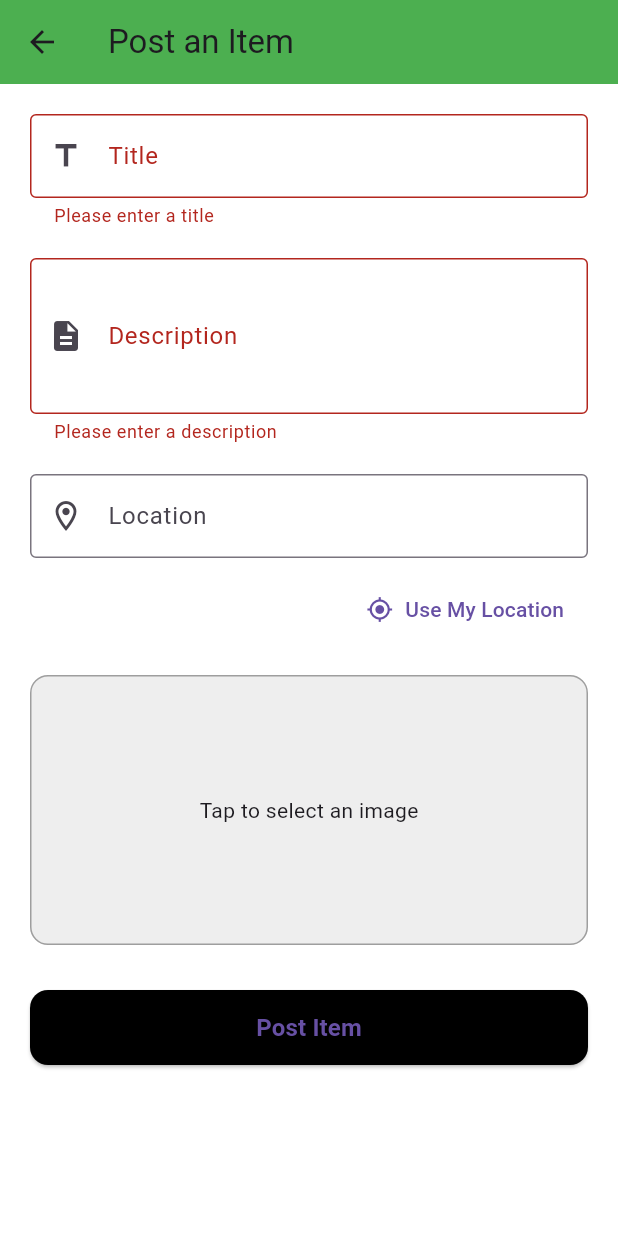
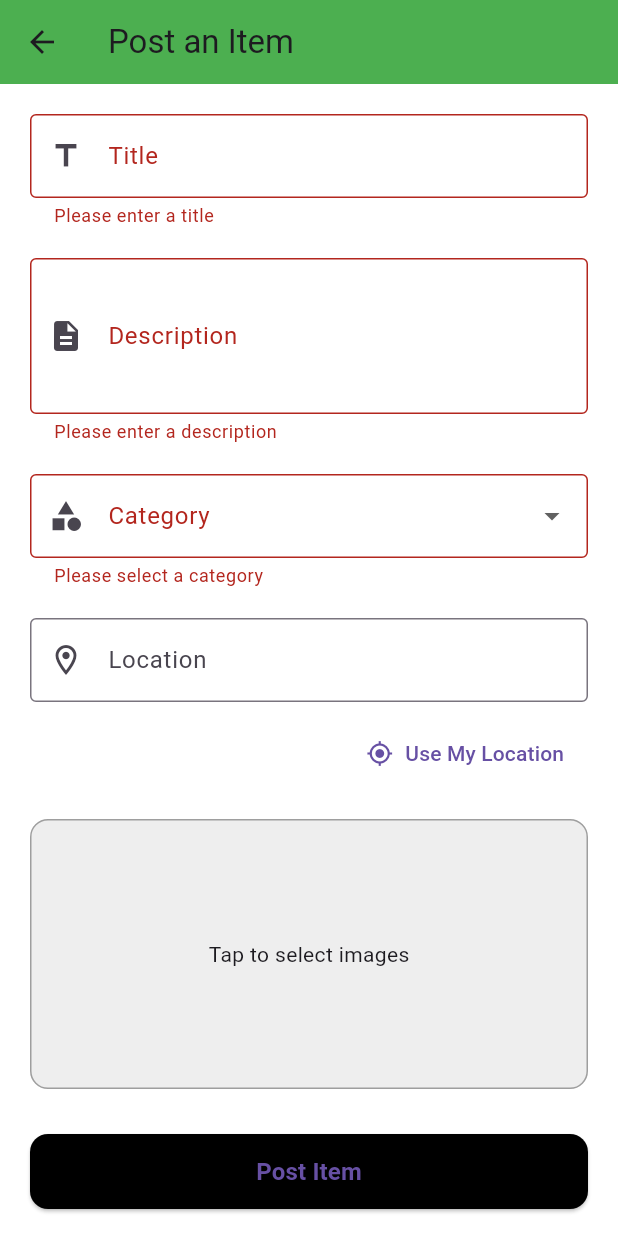
Before and after one commit to chitti-a7r4/giveit-away, a Flutter app: the PostScreen screen opened directly, after a tap on "Post Item", on a phone screen of 412 x 824 dp. Run offline on Flutter 3.47's test engine with Material 3 defaults, Android fonts, the light colour scheme and no system bars; our stand-ins replace carousel_slider, cloud_firestore, firebase_auth, firebase_core, firebase_storage, geocoding and 5 more; missing offline and left inert: firebase_app_check; accounts and stored records are empty.

Commit message:
i feel good

```diff
--- a/lib/screens/post_screen.dart
+++ b/lib/screens/post_screen.dart
@@ -1,10 +1,12 @@
 import 'dart:io';
+import 'package:cloud_firestore/cloud_firestore.dart';
 import 'package:firebase_storage/firebase_storage.dart';
 import 'package:flutter/material.dart';
 import 'package:image_picker/image_picker.dart';
 import 'package:logger/logger.dart';
 import 'package:geolocator/geolocator.dart';
 import 'package:geocoding/geocoding.dart';
+import 'package:image/image.dart' as img;  // Image package for compression
 
 final Logger _logger = Logger();
 
@@ -20,18 +22,75 @@ class _PostScreenState extends State<PostScreen> {
   final TextEditingController _titleController = TextEditingController();
   final TextEditingController _descriptionController = TextEditingController();
   final TextEditingController _locationController = TextEditingController();
-  File? _selectedImage;
+  final FirebaseStorage _storage = FirebaseStorage.instance;
+  File? _selectedImage1;
+  File? _selectedImage2;
+  File? _selectedImage3;
   final picker = ImagePicker();
-  final FirebaseStorage _storage = FirebaseStorage.instance;
 
-  Future<void> _pickImage() async {
-    final pickedFile = await picker.pickImage(source: ImageSource.gallery);
-    if (pickedFile != null) {
-      setState(() => _selectedImage = File(pickedFile.path));
-      _logger.i("Image selected: ${pickedFile.path}");
+  String? _category;
+  final List<String> _categories = ['Electronics', 'Furniture', 'Clothing', 'Books', 'Others'];
+
+  // Function to pick images from gallery
+  Future<void> _pickImages() async {
+    final pickedFiles = await picker.pickMultiImage();
+    setState(() {
+      if (pickedFiles.length > 0) {
+        _selectedImage1 = File(pickedFiles[0].path);
+      }
+      if (pickedFiles.length > 1) {
+        _selectedImage2 = File(pickedFiles[1].path);
+      }
+      if (pickedFiles.length > 2) {
+        _selectedImage3 = File(pickedFiles[2].path);
+      }
+    });
+    }
+
+  // Function to compress the image
+  Future<File?> _compressImage(File image) async {
+    try {
+      img.Image? imageFile = img.decodeImage(image.readAsBytesSync());
+      if (imageFile == null) {
+        _logger.e("Error decoding image");
+        return null;
+      }
+
+      img.Image compressedImage = img.copyResize(imageFile, width: 800);
+      List<int> compressedImageBytes = img.encodeJpg(compressedImage, quality: 80);
+
+      File compressedFile = File(image.path)..writeAsBytesSync(compressedImageBytes);
+      return compressedFile;
+    } catch (e) {
+      _logger.e("Error compressing image: $e");
+      return null;
     }
   }
 
+  // Function to upload the image to Firebase Storage
+  Future<String?> _uploadImage(File image) async {
+    try {
+      File? compressedImage = await _compressImage(image);
+      if (compressedImage == null) {
+        _logger.e("Failed to compress image.");
+        return null;
+      }
+
+      String fileName = DateTime.now().millisecondsSinceEpoch.toString();
+      Reference storageReference = _storage.ref().child('images/$fileName');
+
+      UploadTask uploadTask = storageReference.putFile(compressedImage);
+      TaskSnapshot snapshot = await uploadTask;
+
+      String downloadUrl = await snapshot.ref.getDownloadURL();
+      return downloadUrl;
+    } catch (e) {
+      _logger.e("Error uploading image: $e");
+      return null;
+    }
+  }
+
+  // Function to get location
   Future<void> _getLocation() async {
     try {
       LocationPermission permission = await Geolocator.checkPermission();
@@ -63,66 +122,71 @@ class _PostScreenState extends State<PostScreen> {
     }
   }
 
-  // Function to upload the selected image to Firebase Storage
-  Future<String?> _uploadImage(File image) async {
-    try {
-      // Generate a unique filename using current time
-      String fileName = DateTime.now().millisecondsSinceEpoch.toString();
-      Reference storageReference = _storage.ref().child('images/$fileName');
-
-      // Upload the image
-      UploadTask uploadTask = storageReference.putFile(image);
-      TaskSnapshot snapshot = await uploadTask;
-
-      // Get and return the download URL
-      String downloadUrl = await snapshot.ref.getDownloadURL();
-      return downloadUrl;
-    } catch (e) {
-      _logger.e("Error uploading image: $e");
-      return null;
-    }
-  }
-
+  // Function to submit the post
   void _submitPost() async {
     if (_formKey.currentState!.validate()) {
-      if (_selectedImage == null) {
+      if (_category == null) {
         ScaffoldMessenger.of(context).showSnackBar(
-          const SnackBar(content: Text("Please select an image.")),
+          const SnackBar(content: Text("Please select a category.")),
         );
         return;
       }
 
-      if (_locationController.text.isEmpty) {
+      if (_selectedImage1 == null && _selectedImage2 == null && _selectedImage3 == null) {
         ScaffoldMessenger.of(context).showSnackBar(
-          const SnackBar(content: Text("Please get your location.")),
+          const SnackBar(content: Text("Please select at least one image.")),
         );
         return;
       }
 
-      // Upload image to Firebase Storage
-      String? imageUrl = await _uploadImage(_selectedImage!);
+      List<String> imageUrls = [];
+      if (_selectedImage1 != null) {
+        String? imageUrl1 = await _uploadImage(_selectedImage1!);
+        if (imageUrl1 != null) imageUrls.add(imageUrl1);
+      }
+      if (_selectedImage2 != null) {
+        String? imageUrl2 = await _uploadImage(_selectedImage2!);
+        if (imageUrl2 != null) imageUrls.add(imageUrl2);
+      }
+      if (_selectedImage3 != null) {
+        String? imageUrl3 = await _uploadImage(_selectedImage3!);
+        if (imageUrl3 != null) imageUrls.add(imageUrl3);
+      }
 
-      if (imageUrl != null) {
-        // Logging user input and image URL
-        _logger.i('Title: ${_titleController.text}');
-        _logger.i('Description: ${_descriptionController.text}');
-        _logger.i('Location: ${_locationController.text}');
-        _logger.i('Image URL: $imageUrl');
+      // Save post details in Firestore
+      try {
+try {
+  await FirebaseFirestore.instance.collection('posts').add({
+    'title': _titleController.text,
+    'description': _descriptionController.text,
+    'category': _category,
+    'location': _locationController.text,
+    'images': imageUrls,
+    'timestamp': FieldValue.serverTimestamp(),
+  });
+
+  _logger.i("Post saved successfully!");
+} catch (e) {
+  _logger.e("Error saving post to Firestore: $e");
+}
 
         ScaffoldMessenger.of(context).showSnackBar(
           const SnackBar(content: Text("Item posted successfully!")),
         );
 
-        // Clear inputs
         _titleController.clear();
         _descriptionController.clear();
         _locationController.clear();
         setState(() {
-          _selectedImage = null;
+          _category = null;
+          _selectedImage1 = null;
+          _selectedImage2 = null;
+          _selectedImage3 = null;
         });
-      } else {
+      } catch (e) {
+        _logger.e("Error saving post to Firestore: $e");
         ScaffoldMessenger.of(context).showSnackBar(
-          const SnackBar(content: Text("Image upload failed. Please try again.")),
+          const SnackBar(content: Text("Error posting item. Please try again.")),
         );
       }
     }
@@ -168,10 +232,33 @@ class _PostScreenState extends State<PostScreen> {
               ),
               const SizedBox(height: 20),
 
+              // Category Dropdown
+              DropdownButtonFormField<String>(
+                value: _category,
+                decoration: const InputDecoration(
+                  labelText: 'Category',
+                  prefixIcon: Icon(Icons.category),
+                  border: OutlineInputBorder(),
+                ),
+                items: _categories.map((String category) {
+                  return DropdownMenuItem<String>(
+                    value: category,
+                    child: Text(category),
+                  );
+                }).toList(),
+                onChanged: (newCategory) {
+                  setState(() {
+                    _category = newCategory;
+                  });
+                },
+                validator: (value) =>
+                    value == null ? 'Please select a category' : null,
+              ),
+              const SizedBox(height: 20),
+
               // Location Field
               TextFormField(
                 controller: _locationController,
-                readOnly: true,
                 decoration: const InputDecoration(
                   labelText: 'Location',
                   prefixIcon: Icon(Icons.location_on_outlined),
@@ -193,7 +280,7 @@ class _PostScreenState extends State<PostScreen> {
 
               // Image Picker
               GestureDetector(
-                onTap: _pickImage,
+                onTap: _pickImages,
                 child: Container(
                   width: double.infinity,
                   height: 180,
@@ -202,15 +289,31 @@ class _PostScreenState extends State<PostScreen> {
                     borderRadius: BorderRadius.circular(12),
                     color: Colors.grey[200],
                   ),
-                  child: _selectedImage == null
-                      ? const Center(child: Text("Tap to select an image"))
-                      : ClipRRect(
-                          borderRadius: BorderRadius.circular(12),
-                          child: Image.file(
-                            _selectedImage!,
-                            fit: BoxFit.cover,
-                            width: double.infinity,
+                  child: _selectedImage1 == null && _selectedImage2 == null && _selectedImage3 == null
+                      ? const Center(child: Text("Tap to select images"))
+                      : GridView(
+                          gridDelegate: const SliverGridDelegateWithFixedCrossAxisCount(
+                            crossAxisCount: 3,
+                            crossAxisSpacing: 8.0,
+                            mainAxisSpacing: 8.0,
                           ),
+                          children: [
+                            if (_selectedImage1 != null)
+                              Image.file(
+                                _selectedImage1!,
+                                fit: BoxFit.cover,
+                              ),
+                            if (_selectedImage2 != null)
+                              Image.file(
+                                _selectedImage2!,
+                                fit: BoxFit.cover,
+                              ),
+                            if (_selectedImage3 != null)
+                              Image.file(
+                                _selectedImage3!,
+                                fit: BoxFit.cover,
+                              ),
+                          ],
                         ),
                 ),
               ),
--- a/pubspec.yaml
+++ b/pubspec.yaml
@@ -46,7 +46,9 @@ dependencies:
   geolocator: ^13.0.4
   geocoding: ^3.0.0
   image: ^4.5.4
-
+  firebase_app_check: ^0.3.2+5
+  smooth_page_indicator: ^1.2.1
+  carousel_slider: ^5.0.0
 
 dev_dependencies:
   flutter_test:
```
Also changed, not shown: lib/main.dart (+7 -0 lines), lib/screens/home_screen.dart (+110 -110 lines), lib/screens/item_view_screen.dart (+53 -30 lines), lib/screens/profile_screen.dart (+0 -18 lines), pubspec.lock, 3 other files.
